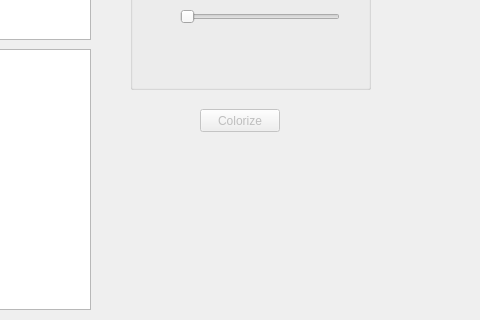
This is qt/interface/mainwindow.ui in TomasSQ/volumetricImages as Qt 5 draws it before an edit; both pictures show x 470 to 950 and y 257 to 577 of the 1038 by 659 pixel window. The edited form follows.
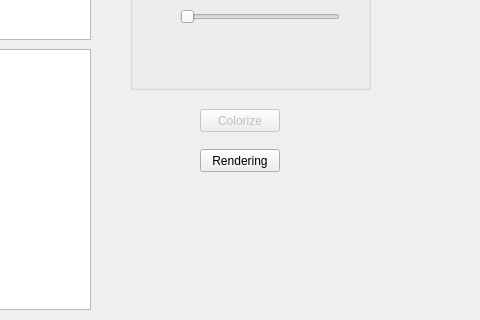
This is the edited form.

Diff of the .ui file:
```diff
--- a/qt/interface/mainwindow.ui
+++ b/qt/interface/mainwindow.ui
@@ -197,6 +197,19 @@
      <string>Colorize</string>
     </property>
    </widget>
+   <widget class="QPushButton" name="buttonRendering">
+    <property name="geometry">
+     <rect>
+      <x>670</x>
+      <y>370</y>
+      <width>80</width>
+      <height>23</height>
+     </rect>
+    </property>
+    <property name="text">
+     <string>Rendering</string>
+    </property>
+   </widget>
   </widget>
   <widget class="QMenuBar" name="menuBar">
    <property name="geometry">
```
